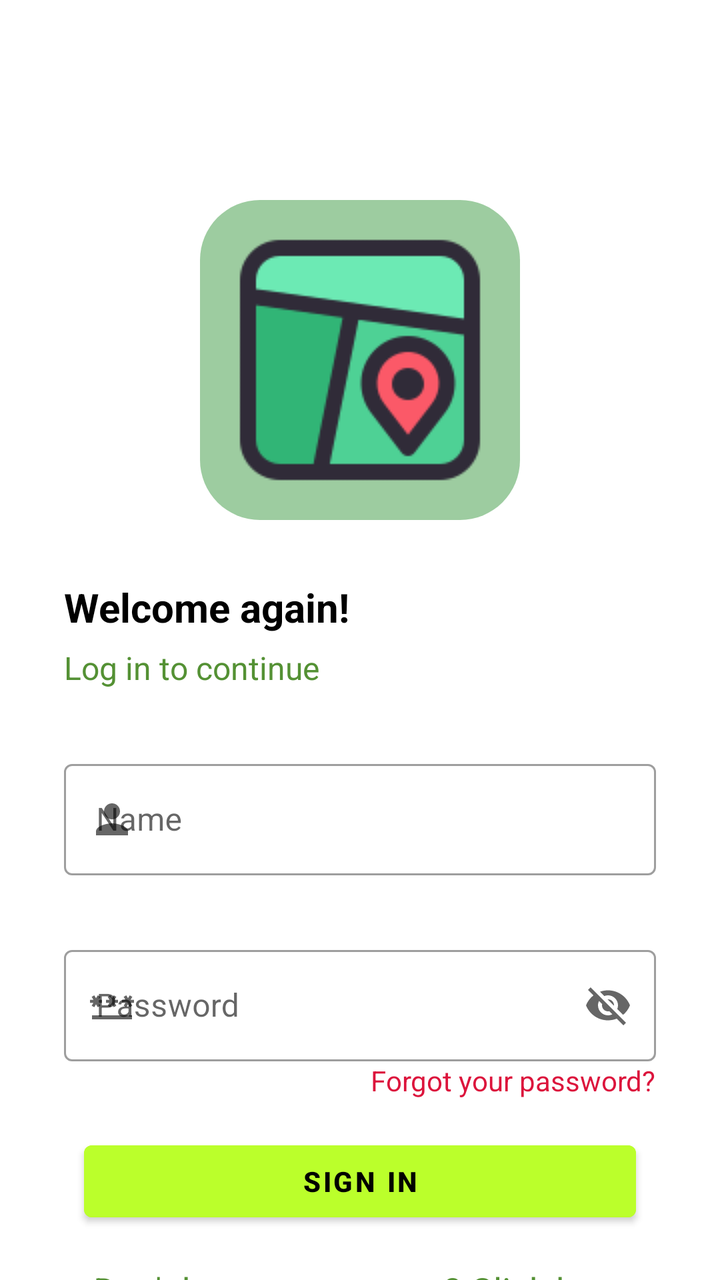
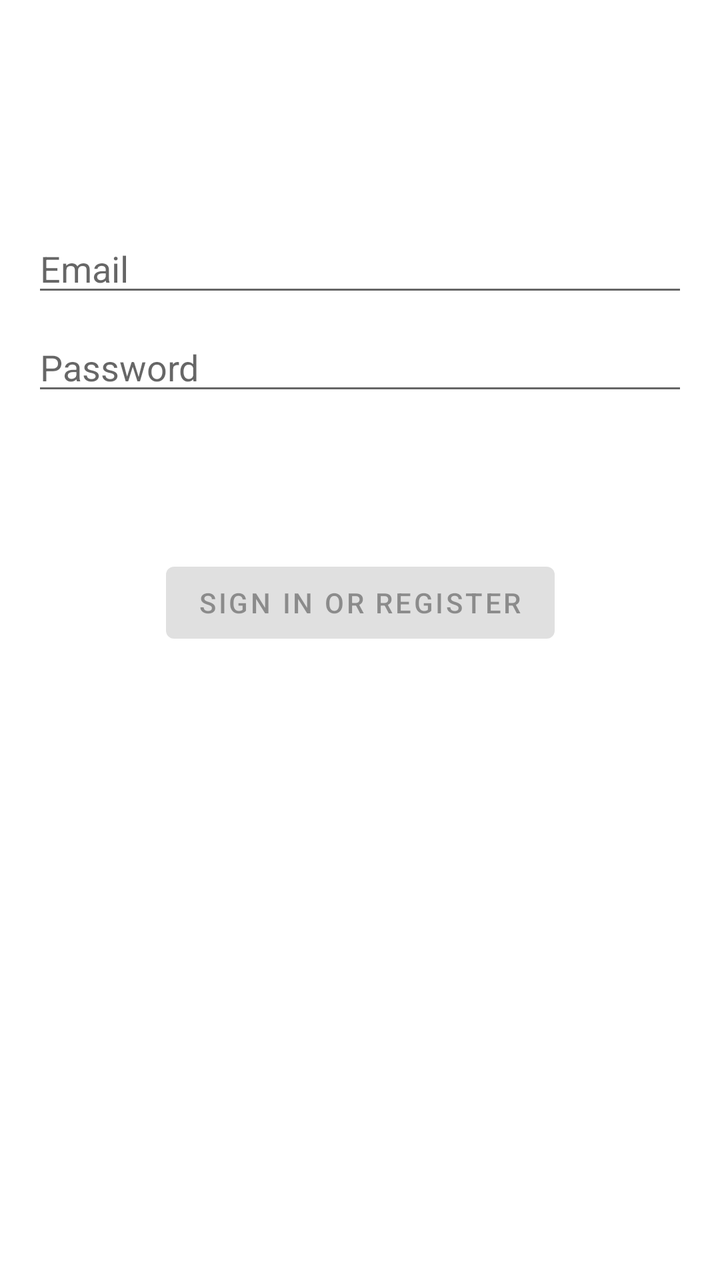

Compare the two renders of this Android layout. The source of the first and the diff that turns it into the second are given below.
<!-- AndroidManifest.xml: application theme Theme.PSASIC -->
<!-- res/layout/activity_login.xml -->
<androidx.constraintlayout.widget.ConstraintLayout xmlns:android="http://schemas.android.com/apk/res/android"
    xmlns:app="http://schemas.android.com/apk/res-auto"
    xmlns:tools="http://schemas.android.com/tools"
    android:layout_width="match_parent"
    android:layout_height="match_parent"
    tools:context=".Activities.LoginActivity">

    <ImageView
        android:layout_marginTop="100dp"
        android:id="@+id/logo"
        android:layout_width="160dp"
        app:layout_constraintTop_toTopOf="parent"
        app:layout_constraintStart_toStartOf="parent"
        app:layout_constraintEnd_toEndOf="parent"
        android:background="@drawable/rounded_bg"
        android:layout_height="160dp"
        android:scaleType="center"
        android:src="@drawable/icons128"/>

    <TextView
        android:id="@+id/welcome"
        app:layout_constraintTop_toBottomOf="@id/logo"
        app:layout_constraintStart_toStartOf="parent"
        android:layout_marginTop="30dp"
        android:layout_width="wrap_content"
        android:layout_height="wrap_content"
        android:text="Welcome again!"
        android:textColor="@color/black"
        android:layout_marginStart="32dp"
        android:textSize="20sp"
        android:textStyle="bold" />
    <TextView
        android:id="@+id/login"
        app:layout_constraintTop_toBottomOf="@id/welcome"
        app:layout_constraintStart_toStartOf="parent"
        android:layout_marginTop="6dp"
        android:layout_width="wrap_content"
        android:layout_height="wrap_content"
        android:text="Log in to continue"
        android:textColor="@color/normal_green"
        android:layout_marginStart="32dp"
        android:textSize="16sp"
        android:textStyle="normal" />


    <com.google.android.material.textfield.TextInputLayout
        android:id="@+id/textNameLayout"
        style="@style/Widget.MaterialComponents.TextInputLayout.OutlinedBox"
        android:layout_width="match_parent"
        android:layout_height="wrap_content"
        android:layout_marginStart="32dp"
        android:layout_marginTop="32dp"
        android:layout_marginEnd="32dp"
        android:hint="@string/name"
        app:endIconMode="clear_text"
        app:layout_constraintEnd_toEndOf="parent"
        app:layout_constraintStart_toStartOf="parent"
        app:layout_constraintTop_toBottomOf="@id/login"
        app:startIconDrawable="@drawable/ic_person">

        <com.google.android.material.textfield.TextInputEditText
            android:id="@+id/textName"
            android:layout_width="match_parent"
            android:layout_height="wrap_content" />
    </com.google.android.material.textfield.TextInputLayout>


    <com.google.android.material.textfield.TextInputLayout
        android:id="@+id/textPasswordLayout"
        style="@style/Widget.MaterialComponents.TextInputLayout.OutlinedBox"
        android:layout_width="match_parent"
        android:layout_height="wrap_content"
        android:layout_marginStart="32dp"
        android:layout_marginTop="32dp"
        android:layout_marginEnd="32dp"
        android:hint="@string/password"
        app:endIconMode="password_toggle"
        app:layout_constraintEnd_toEndOf="parent"
        app:layout_constraintStart_toStartOf="parent"
        app:layout_constraintTop_toBottomOf="@id/textNameLayout"
        app:startIconDrawable="@drawable/ic_password">

        <com.google.android.material.textfield.TextInputEditText
            android:id="@+id/textPassword"
            android:layout_width="match_parent"
            android:layout_height="wrap_content" />
    </com.google.android.material.textfield.TextInputLayout>
    <TextView
        android:layout_width="wrap_content"
        android:layout_height="wrap_content"
        android:text="Forgot your password?"
        android:textColor="@color/Crimson"
        app:layout_constraintEnd_toEndOf="parent"
        android:layout_marginEnd="32dp"
        android:textSize="14dp"
        app:layout_constraintTop_toBottomOf="@+id/textPasswordLayout"/>
    <Button
        android:id="@+id/signin_button"
        android:layout_width="276dp"
        android:layout_height="wrap_content"
        android:layout_marginTop="36dp"
        android:backgroundTint="@color/lime"
        android:text="SIGN IN"
        android:textColor="@color/black"
        android:textStyle="bold"
        app:layout_constraintEnd_toEndOf="parent"
        app:layout_constraintStart_toStartOf="parent"
        app:layout_constraintTop_toBottomOf="@+id/textPasswordLayout" />

    <TextView
        android:id="@+id/create_acc"
        android:layout_marginTop="18dp"
        android:layout_width="wrap_content"
        android:layout_height="wrap_content"
        android:text="Don't have an account? Click here"
        android:textColor="@color/normal_green"
        android:textSize="18dp"
        app:layout_constraintEnd_toEndOf="parent"
        app:layout_constraintStart_toStartOf="parent"
        app:layout_constraintTop_toBottomOf="@+id/signin_button" />
</androidx.constraintlayout.widget.ConstraintLayout>
<!-- resources referenced by this layout -->
<resources>
  <color name="Crimson">#DC143C</color>
  <color name="black">#FF000000</color>
  <color name="lime">#BBFF2B</color>
  <color name="normal_green">#549134</color>
  <!-- drawable ic_password (drawable) -->
  <vector android:height="24dp" android:tint="#000000"
      android:viewportHeight="24" android:viewportWidth="24"
      android:width="24dp" xmlns:android="http://schemas.android.com/apk/res/android">
      <path android:fillColor="@android:color/white" android:pathData="M2,17h20v2H2V17zM3.15,12.95L4,11.47l0.85,1.48l1.3,-0.75L5.3,10.72H7v-1.5H5.3l0.85,-1.47L4.85,7L4,8.47L3.15,7l-1.3,0.75L2.7,9.22H1v1.5h1.7L1.85,12.2L3.15,12.95zM9.85,12.2l1.3,0.75L12,11.47l0.85,1.48l1.3,-0.75l-0.85,-1.48H15v-1.5h-1.7l0.85,-1.47L12.85,7L12,8.47L11.15,7l-1.3,0.75l0.85,1.47H9v1.5h1.7L9.85,12.2zM23,9.22h-1.7l0.85,-1.47L20.85,7L20,8.47L19.15,7l-1.3,0.75l0.85,1.47H17v1.5h1.7l-0.85,1.48l1.3,0.75L20,11.47l0.85,1.48l1.3,-0.75l-0.85,-1.48H23V9.22z"/>
  </vector>
  <!-- drawable ic_person (drawable) -->
  <vector xmlns:android="http://schemas.android.com/apk/res/android"
      android:width="24dp"
      android:height="24dp"
      android:tint="#000000"
      android:viewportWidth="24"
      android:viewportHeight="24">
      <path
          android:fillColor="@android:color/white"
          android:pathData="M12,12c2.21,0 4,-1.79 4,-4s-1.79,-4 -4,-4 -4,1.79 -4,4 1.79,4 4,4zM12,14c-2.67,0 -8,1.34 -8,4v2h16v-2c0,-2.66 -5.33,-4 -8,-4z" />
  </vector>
  <!-- drawable icons128: png bitmap (drawable-v24, 3537 bytes) -->
  <!-- drawable rounded_bg (drawable) -->
  <?xml version="1.0" encoding="UTF-8"?>
  <shape xmlns:android="http://schemas.android.com/apk/res/android">
      <solid android:color="@color/background_green"/>
      <corners android:radius="30dp"/>
      <padding android:left="0dp" android:top="0dp" android:right="0dp" android:bottom="0dp" />
  </shape>
  <string name="name">Name</string>
  <string name="password">Password</string>
  <style name="Theme.PSASIC" parent="Theme.MaterialComponents.DayNight.NoActionBar">
          
          <item name="colorPrimary">@color/purple_500</item>
          <item name="colorPrimaryVariant">@color/purple_700</item>
          <item name="colorOnPrimary">@color/white</item>
          
          <item name="colorSecondary">@color/teal_200</item>
          <item name="colorSecondaryVariant">@color/teal_700</item>
          <item name="colorOnSecondary">@color/black</item>
          
          <item name="android:statusBarColor">?attr/colorPrimaryVariant</item>
          
      </style>
  <color name="background_green">#9DCCA0</color>
  <color name="purple_500">#FF6200EE</color>
  <color name="purple_700">#FF3700B3</color>
  <color name="white">#FFFFFFFF</color>
  <color name="teal_200">#FF03DAC5</color>
  <color name="teal_700">#FF018786</color>
</resources>

<!-- the commit's change to res/layout/activity_login.xml (unified diff, before → after) -->
@@ -1,121 +1,69 @@
+<?xml version="1.0" encoding="utf-8"?>
 <androidx.constraintlayout.widget.ConstraintLayout xmlns:android="http://schemas.android.com/apk/res/android"
     xmlns:app="http://schemas.android.com/apk/res-auto"
     xmlns:tools="http://schemas.android.com/tools"
+    android:id="@+id/container"
     android:layout_width="match_parent"
     android:layout_height="match_parent"
-    tools:context=".Activities.LoginActivity">
+    android:paddingLeft="@dimen/activity_horizontal_margin"
+    android:paddingTop="@dimen/activity_vertical_margin"
+    android:paddingRight="@dimen/activity_horizontal_margin"
+    android:paddingBottom="@dimen/activity_vertical_margin"
+    tools:context=".LoginActivity">
 
-    <ImageView
-        android:layout_marginTop="100dp"
-        android:id="@+id/logo"
-        android:layout_width="160dp"
-        app:layout_constraintTop_toTopOf="parent"
+    <EditText
+        android:id="@+id/username"
+        android:layout_width="0dp"
+        android:layout_height="wrap_content"
+        android:layout_marginTop="96dp"
+        android:hint="@string/prompt_email"
+        android:inputType="textEmailAddress"
+        android:selectAllOnFocus="true"
+        app:layout_constraintEnd_toEndOf="parent"
         app:layout_constraintStart_toStartOf="parent"
+        app:layout_constraintTop_toTopOf="parent" />
+
+    <EditText
+        android:id="@+id/password"
+        android:layout_width="0dp"
+        android:layout_height="wrap_content"
+        android:layout_marginTop="8dp"
+        android:hint="@string/prompt_password"
+        android:imeActionLabel="@string/action_sign_in_short"
+        android:imeOptions="actionDone"
+        android:inputType="textPassword"
+        android:selectAllOnFocus="true"
         app:layout_constraintEnd_toEndOf="parent"
-        android:background="@drawable/rounded_bg"
-        android:layout_height="160dp"
-        android:scaleType="center"
-        android:src="@drawable/icons128"/>
+        app:layout_constraintStart_toStartOf="parent"
+        app:layout_constraintTop_toBottomOf="@+id/username" />
 
-    <TextView
-        android:id="@+id/welcome"
-        app:layout_constraintTop_toBottomOf="@id/logo"
-        app:layout_constraintStart_toStartOf="parent"
-        android:layout_marginTop="30dp"
+    <Button
+        android:id="@+id/login"
         android:layout_width="wrap_content"
         android:layout_height="wrap_content"
-        android:text="Welcome again!"
-        android:textColor="@color/black"
-        android:layout_marginStart="32dp"
-        android:textSize="20sp"
-        android:textStyle="bold" />
-    <TextView
-        android:id="@+id/login"
-        app:layout_constraintTop_toBottomOf="@id/welcome"
+        android:layout_gravity="start"
+        android:layout_marginTop="16dp"
+        android:layout_marginBottom="64dp"
+        android:enabled="false"
+        android:text="@string/action_sign_in"
+        app:layout_constraintBottom_toBottomOf="parent"
+        app:layout_constraintEnd_toEndOf="parent"
         app:layout_constraintStart_toStartOf="parent"
-        android:layout_marginTop="6dp"
+        app:layout_constraintTop_toBottomOf="@+id/password"
+        app:layout_constraintVertical_bias="0.2" />
+
+    <ProgressBar
+        android:id="@+id/loading"
         android:layout_width="wrap_content"
         android:layout_height="wrap_content"
-        android:text="Log in to continue"
-        android:textColor="@color/normal_green"
-        android:layout_marginStart="32dp"
-        android:textSize="16sp"
-        android:textStyle="normal" />
+        android:layout_gravity="center"
+        android:layout_marginTop="64dp"
+        android:layout_marginBottom="64dp"
+        android:visibility="gone"
+        app:layout_constraintBottom_toBottomOf="parent"
+        app:layout_constraintEnd_toEndOf="@+id/password"
+        app:layout_constraintStart_toStartOf="@+id/password"
+        app:layout_constraintTop_toTopOf="parent"
+        app:layout_constraintVertical_bias="0.3" />
 
-
-    <com.google.android.material.textfield.TextInputLayout
-        android:id="@+id/textNameLayout"
-        style="@style/Widget.MaterialComponents.TextInputLayout.OutlinedBox"
-        android:layout_width="match_parent"
-        android:layout_height="wrap_content"
-        android:layout_marginStart="32dp"
-        android:layout_marginTop="32dp"
-        android:layout_marginEnd="32dp"
-        android:hint="@string/name"
-        app:endIconMode="clear_text"
-        app:layout_constraintEnd_toEndOf="parent"
-        app:layout_constraintStart_toStartOf="parent"
-        app:layout_constraintTop_toBottomOf="@id/login"
-        app:startIconDrawable="@drawable/ic_person">
-
-        <com.google.android.material.textfield.TextInputEditText
-            android:id="@+id/textName"
-            android:layout_width="match_parent"
-            android:layout_height="wrap_content" />
-    </com.google.android.material.textfield.TextInputLayout>
-
-
-    <com.google.android.material.textfield.TextInputLayout
-        android:id="@+id/textPasswordLayout"
-        style="@style/Widget.MaterialComponents.TextInputLayout.OutlinedBox"
-        android:layout_width="match_parent"
-        android:layout_height="wrap_content"
-        android:layout_marginStart="32dp"
-        android:layout_marginTop="32dp"
-        android:layout_marginEnd="32dp"
-        android:hint="@string/password"
-        app:endIconMode="password_toggle"
-        app:layout_constraintEnd_toEndOf="parent"
-        app:layout_constraintStart_toStartOf="parent"
-        app:layout_constraintTop_toBottomOf="@id/textNameLayout"
-        app:startIconDrawable="@drawable/ic_password">
-
-        <com.google.android.material.textfield.TextInputEditText
-            android:id="@+id/textPassword"
-            android:layout_width="match_parent"
-            android:layout_height="wrap_content" />
-    </com.google.android.material.textfield.TextInputLayout>
-    <TextView
-        android:layout_width="wrap_content"
-        android:layout_height="wrap_content"
-        android:text="Forgot your password?"
-        android:textColor="@color/Crimson"
-        app:layout_constraintEnd_toEndOf="parent"
-        android:layout_marginEnd="32dp"
-        android:textSize="14dp"
-        app:layout_constraintTop_toBottomOf="@+id/textPasswordLayout"/>
-    <Button
-        android:id="@+id/signin_button"
-        android:layout_width="276dp"
-        android:layout_height="wrap_content"
-        android:layout_marginTop="36dp"
-        android:backgroundTint="@color/lime"
-        android:text="SIGN IN"
-        android:textColor="@color/black"
-        android:textStyle="bold"
-        app:layout_constraintEnd_toEndOf="parent"
-        app:layout_constraintStart_toStartOf="parent"
-        app:layout_constraintTop_toBottomOf="@+id/textPasswordLayout" />
-
-    <TextView
-        android:id="@+id/create_acc"
-        android:layout_marginTop="18dp"
-        android:layout_width="wrap_content"
-        android:layout_height="wrap_content"
-        android:text="Don't have an account? Click here"
-        android:textColor="@color/normal_green"
-        android:textSize="18dp"
-        app:layout_constraintEnd_toEndOf="parent"
-        app:layout_constraintStart_toStartOf="parent"
-        app:layout_constraintTop_toBottomOf="@+id/signin_button" />
 </androidx.constraintlayout.widget.ConstraintLayout>
<!-- resource entries referenced after the edit -->
@@ -1,36 +1,12 @@
 <!-- resources referenced by this layout -->
 <resources>
-  <color name="Crimson">#DC143C</color>
+  <dimen name="activity_horizontal_margin">16dp</dimen>
+  <dimen name="activity_vertical_margin">16dp</dimen>
+  <string name="action_sign_in">Sign in or register</string>
+  <string name="action_sign_in_short">Sign in</string>
+  <string name="prompt_email">Email</string>
+  <string name="prompt_password">Password</string>
   <color name="black">#FF000000</color>
-  <color name="lime">#BBFF2B</color>
-  <color name="normal_green">#549134</color>
-  <!-- drawable ic_password (drawable) -->
-  <vector android:height="24dp" android:tint="#000000"
-      android:viewportHeight="24" android:viewportWidth="24"
-      android:width="24dp" xmlns:android="http://schemas.android.com/apk/res/android">
-      <path android:fillColor="@android:color/white" android:pathData="M2,17h20v2H2V17zM3.15,12.95L4,11.47l0.85,1.48l1.3,-0.75L5.3,10.72H7v-1.5H5.3l0.85,-1.47L4.85,7L4,8.47L3.15,7l-1.3,0.75L2.7,9.22H1v1.5h1.7L1.85,12.2L3.15,12.95zM9.85,12.2l1.3,0.75L12,11.47l0.85,1.48l1.3,-0.75l-0.85,-1.48H15v-1.5h-1.7l0.85,-1.47L12.85,7L12,8.47L11.15,7l-1.3,0.75l0.85,1.47H9v1.5h1.7L9.85,12.2zM23,9.22h-1.7l0.85,-1.47L20.85,7L20,8.47L19.15,7l-1.3,0.75l0.85,1.47H17v1.5h1.7l-0.85,1.48l1.3,0.75L20,11.47l0.85,1.48l1.3,-0.75l-0.85,-1.48H23V9.22z"/>
-  </vector>
-  <!-- drawable ic_person (drawable) -->
-  <vector xmlns:android="http://schemas.android.com/apk/res/android"
-      android:width="24dp"
-      android:height="24dp"
-      android:tint="#000000"
-      android:viewportWidth="24"
-      android:viewportHeight="24">
-      <path
-          android:fillColor="@android:color/white"
-          android:pathData="M12,12c2.21,0 4,-1.79 4,-4s-1.79,-4 -4,-4 -4,1.79 -4,4 1.79,4 4,4zM12,14c-2.67,0 -8,1.34 -8,4v2h16v-2c0,-2.66 -5.33,-4 -8,-4z" />
-  </vector>
-  <!-- drawable icons128: png bitmap (drawable-v24, 3537 bytes) -->
-  <!-- drawable rounded_bg (drawable) -->
-  <?xml version="1.0" encoding="UTF-8"?>
-  <shape xmlns:android="http://schemas.android.com/apk/res/android">
-      <solid android:color="@color/background_green"/>
-      <corners android:radius="30dp"/>
-      <padding android:left="0dp" android:top="0dp" android:right="0dp" android:bottom="0dp" />
-  </shape>
-  <string name="name">Name</string>
-  <string name="password">Password</string>
   <style name="Theme.PSASIC" parent="Theme.MaterialComponents.DayNight.NoActionBar">
           
           <item name="colorPrimary">@color/purple_500</item>
@@ -44,7 +20,6 @@
           <item name="android:statusBarColor">?attr/colorPrimaryVariant</item>
           
       </style>
-  <color name="background_green">#9DCCA0</color>
   <color name="purple_500">#FF6200EE</color>
   <color name="purple_700">#FF3700B3</color>
   <color name="white">#FFFFFFFF</color>
